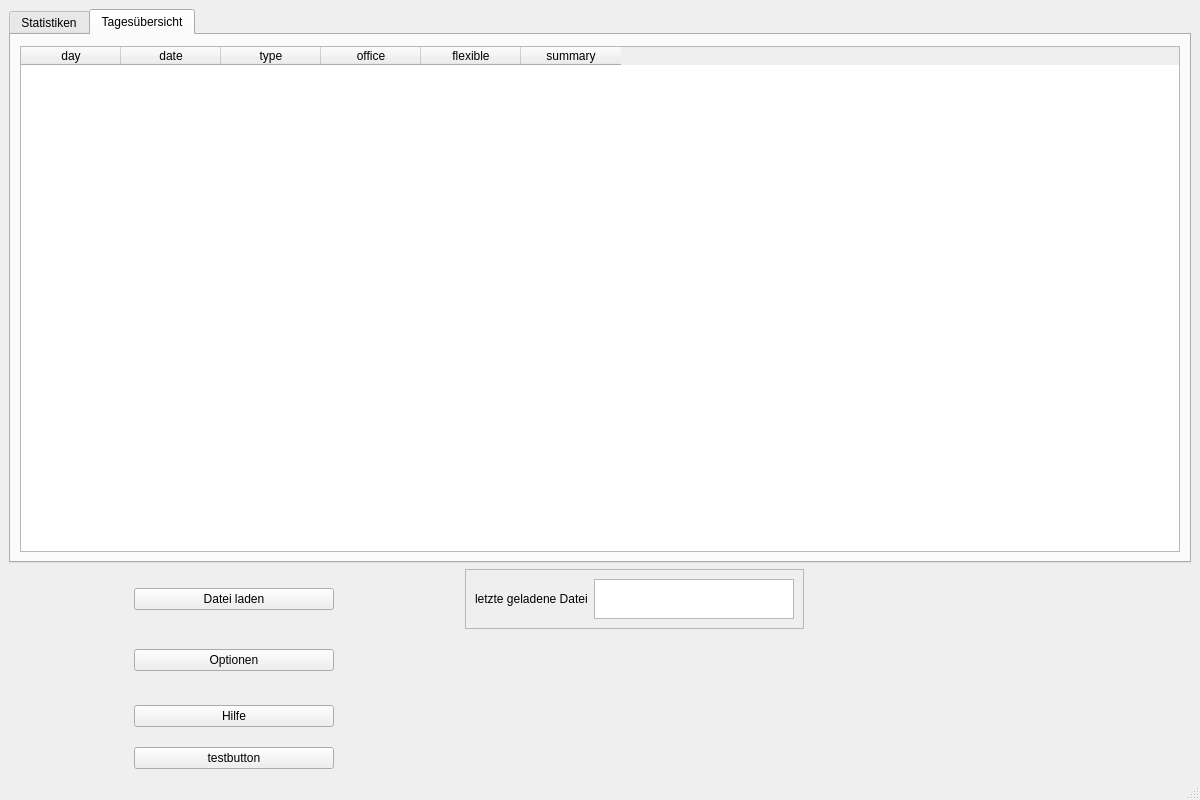
Before: the Qt Designer form Offizielle Version/mainwindow.ui in fabian2798/Arbeitszeitkonto, drawn with Qt 5.
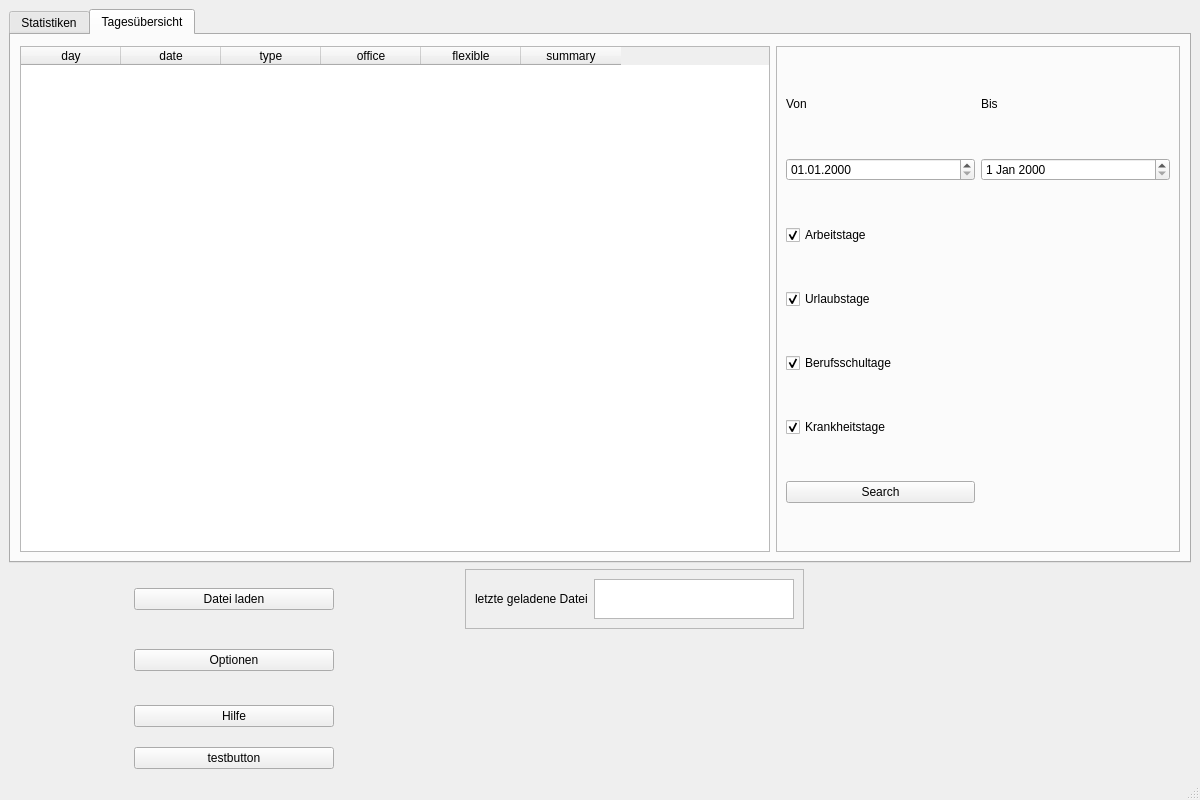
After: the same form once the commit is applied. The open tabs and pages were chosen to show the change.

What changed in the file:
```diff
--- a/Offizielle Version/mainwindow.ui
+++ b/Offizielle Version/mainwindow.ui
@@ -234,7 +234,15 @@
            <number>11</number>
           </property>
           <item>
+           <layout class="QHBoxLayout" name="horizontalLayout_4">
+            <item>
            <widget class="QTableWidget" name="datalist">
+              <property name="maximumSize">
+               <size>
+                <width>750</width>
+                <height>16777215</height>
+               </size>
+              </property>
             <property name="styleSheet">
              <string notr="true">border-color:black;
 border-width:2px;</string>
@@ -277,6 +285,103 @@
             </column>
            </widget>
           </item>
+            <item>
+             <widget class="QFrame" name="frame_2">
+              <property name="frameShape">
+               <enum>QFrame::StyledPanel</enum>
+              </property>
+              <property name="frameShadow">
+               <enum>QFrame::Raised</enum>
+              </property>
+              <layout class="QGridLayout" name="gridLayout">
+               <item row="0" column="0">
+                <widget class="QLabel" name="label_von">
+                 <property name="maximumSize">
+                  <size>
+                   <width>16777215</width>
+                   <height>20</height>
+                  </size>
+                 </property>
+                 <property name="text">
+                  <string>Von</string>
+                 </property>
+                </widget>
+               </item>
+               <item row="0" column="1">
+                <widget class="QLabel" name="label_bis_2">
+                 <property name="maximumSize">
+                  <size>
+                   <width>16777215</width>
+                   <height>20</height>
+                  </size>
+                 </property>
+                 <property name="text">
+                  <string>Bis</string>
+                 </property>
+                </widget>
+               </item>
+               <item row="5" column="0">
+                <widget class="QCheckBox" name="checkBox_krk">
+                 <property name="text">
+                  <string>Krankheitstage</string>
+                 </property>
+                 <property name="checked">
+                  <bool>true</bool>
+                 </property>
+                </widget>
+               </item>
+               <item row="6" column="0">
+                <widget class="QPushButton" name="pushButton_filter_table">
+                 <property name="text">
+                  <string>Search</string>
+                 </property>
+                </widget>
+               </item>
+               <item row="4" column="0">
+                <widget class="QCheckBox" name="checkBox_abs">
+                 <property name="text">
+                  <string>Berufsschultage</string>
+                 </property>
+                 <property name="checked">
+                  <bool>true</bool>
+                 </property>
+                </widget>
+               </item>
+               <item row="1" column="1">
+                <widget class="QDateEdit" name="dateEdit_end_date"/>
+               </item>
+               <item row="1" column="0">
+                <widget class="QDateEdit" name="dateEdit_begin_date">
+                 <property name="displayFormat">
+                  <string>dd.MM.yyyy</string>
+                 </property>
+                </widget>
+               </item>
+               <item row="3" column="0">
+                <widget class="QCheckBox" name="checkBox_url">
+                 <property name="text">
+                  <string>Urlaubstage</string>
+                 </property>
+                 <property name="checked">
+                  <bool>true</bool>
+                 </property>
+                </widget>
+               </item>
+               <item row="2" column="0">
+                <widget class="QCheckBox" name="checkBox_workday">
+                 <property name="text">
+                  <string>Arbeitstage</string>
+                 </property>
+                 <property name="checked">
+                  <bool>true</bool>
+                 </property>
+                </widget>
+               </item>
+              </layout>
+             </widget>
+            </item>
+           </layout>
+          </item>
          </layout>
         </widget>
        </widget>
```
Left out of the diff: 4 changed lines with no effect on the pictures. Lines whose indentation alone changed are shown as unchanged.
